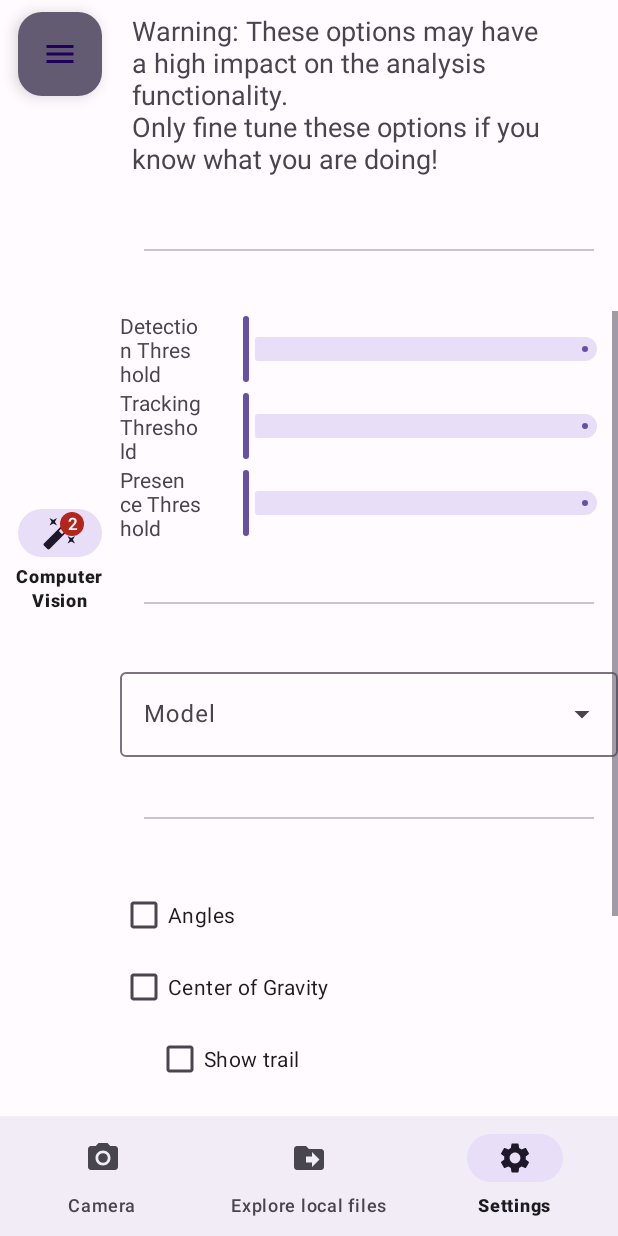
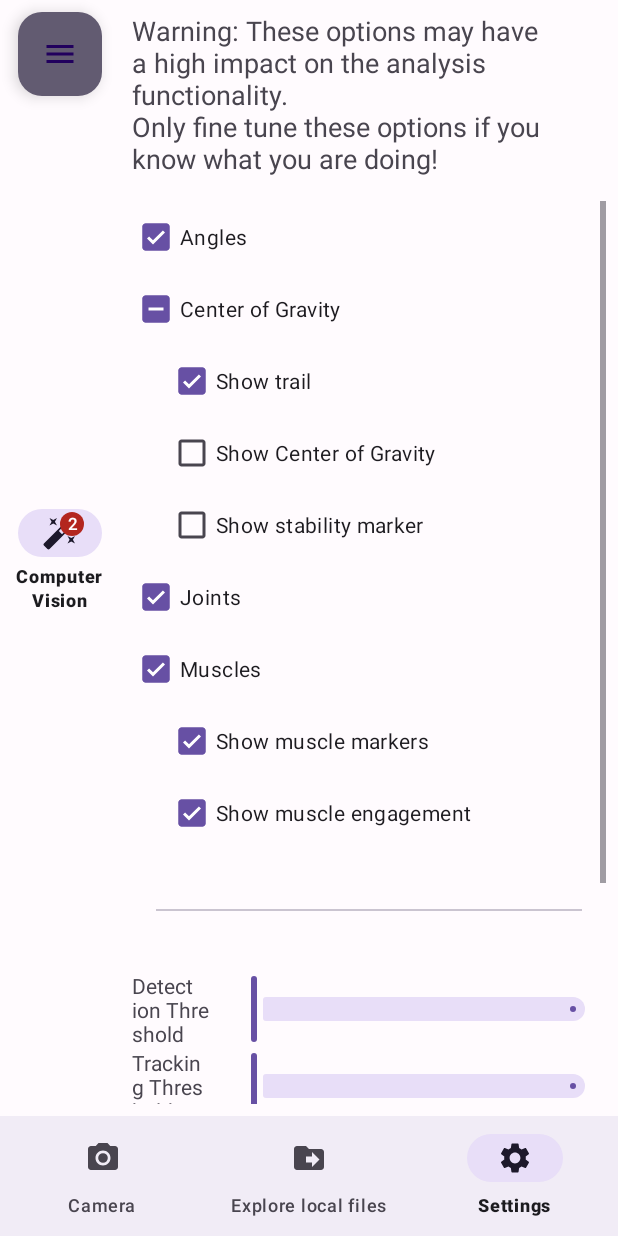
Before and after one commit to EspylArva/climbing-muse-kotlin, an Android app: the SettingsFragment screen opened through its navigation route, on a phone screen of 412 x 824 dp. Run offline under Robolectric (Android 15) with nearby library versions, the phone set to English and light mode, and no system bars; our stand-ins replace Timber, data binding, navigation-ui; libraries missing offline, so code that uses them is left out: androidx.camera.core, androidx.camera.lifecycle, com.google.mediapipe.tasks; 12 statements that could not run were skipped.

Commit message:
Managing all checkboxes options as two way bindings.

```diff
--- a/app/src/main/java/com/iteration/climbingmuse/ui/MaterialViewHelper.kt
+++ b/app/src/main/java/com/iteration/climbingmuse/ui/MaterialViewHelper.kt
@@ -34,6 +34,8 @@ class MaterialViewHelper {
             for (child in childrenCheckBoxes) {
                 (child as MaterialCheckBox).addOnCheckedStateChangedListener(childOnCheckedStateChangedListener)
             }
+
+            this.setParentState(childrenCheckBoxes, parentOnCheckedStateChangedListener)
         }
 
         private fun MaterialCheckBox.setParentState(childrenCheckBoxes: Sequence<CheckBox>, parentOnCheckedStateChangedListener: MaterialCheckBox.OnCheckedStateChangedListener) {
--- a/app/src/main/java/com/iteration/climbingmuse/ui/settings/ComputerVisionSettingsFragment.kt
+++ b/app/src/main/java/com/iteration/climbingmuse/ui/settings/ComputerVisionSettingsFragment.kt
@@ -17,6 +17,7 @@ import com.google.android.material.textfield.TextInputLayout
 import com.iteration.climbingmuse.R
 import com.iteration.climbingmuse.analysis.PoseLandmarkerHelper
 import com.iteration.climbingmuse.databinding.FragmentComputerVisionSettingsBinding
+import com.iteration.climbingmuse.ui.MaterialViewHelper
 import com.iteration.climbingmuse.ui.MaterialViewHelper.Companion.setSubCheckboxes
 
 class ComputerVisionSettingsFragment : Fragment() {
@@ -44,12 +45,29 @@ class ComputerVisionSettingsFragment : Fragment() {
     override fun onResume() {
         super.onResume()
         setupDropdown(binding.menuModel)
+        setupCheckboxes()
     }
 
     private fun setupDropdown(modelDropdown: MaterialAutoCompleteTextView) {
         modelDropdown.setSimpleItems(R.array.models_spinner_titles)
     }
 
+    @SuppressWarnings("unchecked")
+    private fun setupCheckboxes() {
+        //val angles = binding.checkAngleDecorator
+
+        val centerOfGravity = binding.checkGravityCenterDecorator
+        val cogChildren = binding.cogSubchecksContainer.children as Sequence<MaterialCheckBox>
+        centerOfGravity.setSubCheckboxes(cogChildren)
+
+        //val joints = binding.checkJointDecorator
+
+        val muscles = binding.checkMuscleDecorator
+        val musclesChildren = binding.musclesSubchecksContainer.children as Sequence<MaterialCheckBox>
+        muscles.setSubCheckboxes(musclesChildren)
+    }
+
+
     override fun onDestroyView() {
         super.onDestroyView()
         _binding = null
--- a/app/src/main/java/com/iteration/climbingmuse/ui/settings/SettingsViewModel.kt
+++ b/app/src/main/java/com/iteration/climbingmuse/ui/settings/SettingsViewModel.kt
@@ -1,12 +1,14 @@
 package com.iteration.climbingmuse.ui.settings
 
 import androidx.databinding.Bindable
+import androidx.databinding.InverseMethod
 import androidx.databinding.Observable
 import androidx.databinding.ObservableInt
 import androidx.databinding.PropertyChangeRegistry
 import androidx.lifecycle.LiveData
 import androidx.lifecycle.MutableLiveData
 import androidx.lifecycle.ViewModel
+import com.google.android.material.checkbox.MaterialCheckBox
 import com.iteration.climbingmuse.analysis.PoseLandmarkerHelper
 import com.iteration.climbingmuse.analysis.PoseLandmarkerHelper.Companion.MODEL_POSE_LANDMARKER_FULL
 import com.iteration.climbingmuse.analysis.PoseLandmarkerHelper.Companion.MODEL_POSE_LANDMARKER_HEAVY
@@ -18,6 +20,25 @@ class SettingsViewModel : ViewModel(), Observable {
 
     @Bindable
     val model = MutableLiveData<String>().apply { value = MODEL_POSE_LANDMARKER_FULL }
+
+    // Angle options
+    @Bindable
+    val showAngles = MutableLiveData<Boolean>().apply { value = true }
+    // Center of Gravity options
+    @Bindable
+    val showCOGTrail = MutableLiveData<Boolean>().apply { value = true }
+    @Bindable
+    val showCOGMarker = MutableLiveData<Boolean>().apply { value = false }
+    @Bindable
+    val showBalanceMarker = MutableLiveData<Boolean>().apply { value = false }
+    // Joints options
+    @Bindable
+    val showJointMarkers = MutableLiveData<Boolean>().apply { value = true }
+    // Muscles options
+    @Bindable
+    val showMuscleMarkers = MutableLiveData<Boolean>().apply { value = true }
+    @Bindable
+    val showMuscleEngagement = MutableLiveData<Boolean>().apply { value = true }
 //    val
 
     private var _delegate: Int = PoseLandmarkerHelper.DELEGATE_CPU
@@ -63,5 +84,42 @@ class SettingsViewModel : ViewModel(), Observable {
     }
 
 
+    object MaterialCheckBoxConverter {
+
+        enum class State {
+            indeterminate,
+            checked,
+            unchecked
+        }
+
+
+        @InverseMethod("stringToState")
+        @JvmStatic
+        fun stateToString(state: Int) : State {
+            return when(state) {
+                MaterialCheckBox.STATE_CHECKED -> State.checked
+                MaterialCheckBox.STATE_INDETERMINATE -> State.indeterminate
+                MaterialCheckBox.STATE_UNCHECKED -> State.unchecked
+                else -> {
+                    Timber.e("State [%s] should not exist", state)
+                    return State.indeterminate
+                }
+            }
+        }
+
+        @JvmStatic
+        fun stringToState(state: String) : Int {
+            return when(state) {
+                "checked" -> MaterialCheckBox.STATE_CHECKED
+                "indeterminate" -> MaterialCheckBox.STATE_INDETERMINATE
+                "unchecked" -> MaterialCheckBox.STATE_UNCHECKED
+                else -> {
+                    Timber.e("State [%s] should not exist", state)
+                    return MaterialCheckBox.STATE_INDETERMINATE
+                }
+            }
+
+        }
+    }
 
 }
--- a/app/src/main/res/layout/fragment_computer_vision_settings.xml
+++ b/app/src/main/res/layout/fragment_computer_vision_settings.xml
@@ -9,7 +9,8 @@
         <variable
             name="viewmodel"
             type="com.iteration.climbingmuse.ui.settings.SettingsViewModel"/>
-
+        <import
+            type="com.iteration.climbingmuse.ui.settings.SettingsViewModel.MaterialCheckBoxConverter"/>
     </data>
 
     <LinearLayout
@@ -24,22 +25,112 @@
             android:textSize="@dimen/medium_text"
             android:padding="@dimen/default_padding"/>
 
-        <com.google.android.material.divider.MaterialDivider
-            android:layout_width="match_parent"
-            android:layout_height="wrap_content"
-            android:layout_marginTop="@dimen/big_padding"
-            android:layout_marginBottom="@dimen/big_padding"
-            app:dividerThickness="1dp"
-            app:dividerInsetStart="16dp"
-            app:dividerInsetEnd="16dp"/>
-
         <ScrollView
             android:layout_width="match_parent"
-            android:layout_height="match_parent">
+            android:layout_height="match_parent"
+            android:padding="@dimen/default_padding">
             <LinearLayout
                 android:layout_height="wrap_content"
                 android:layout_width="match_parent"
                 android:orientation="vertical">
+
+                <LinearLayout
+                    android:id="@+id/main_options_container"
+                    android:layout_width="match_parent"
+                    android:layout_height="match_parent"
+                    android:orientation="vertical">
+                    <com.google.android.material.checkbox.MaterialCheckBox
+                        android:id="@+id/check_angle_decorator"
+                        android:layout_width="wrap_content"
+                        android:layout_height="wrap_content"
+                        android:checked="@={viewmodel.showAngles}"
+                        android:text="Angles"
+                        tools:checked="true"/>
+                    <com.google.android.material.checkbox.MaterialCheckBox
+                        android:id="@+id/check_gravity_center_decorator"
+                        android:layout_width="wrap_content"
+                        android:layout_height="wrap_content"
+                        android:text="Center of Gravity"
+                        tools:checkedState="indeterminate"/>
+                    <LinearLayout
+                        android:id="@+id/cog_subchecks_container"
+                        android:layout_width="match_parent"
+                        android:layout_height="wrap_content"
+                        android:layout_marginStart="@dimen/subcheckbox_margin"
+                        android:orientation="vertical">
+
+                        <CheckBox
+                            android:id="@+id/check_gravity_center_trail"
+                            android:layout_width="match_parent"
+                            android:layout_height="wrap_content"
+                            android:checked="@={viewmodel.showCOGTrail}"
+                            android:text="Show trail"
+                            tools:checked="true"/>
+
+                        <CheckBox
+                            android:id="@+id/check_gravity_center_marker"
+                            android:layout_width="match_parent"
+                            android:layout_height="wrap_content"
+                            android:checked="@={viewmodel.showCOGMarker}"
+                            android:text="Show Center of Gravity"
+                            tools:checked="false"/>
+
+                        <CheckBox
+                            android:id="@+id/check_stability_marker"
+                            android:layout_width="match_parent"
+                            android:layout_height="wrap_content"
+                            android:checked="@={viewmodel.showBalanceMarker}"
+                            android:text="Show stability marker"
+                            tools:checked="false"/>
+                    </LinearLayout>
+                    <com.google.android.material.checkbox.MaterialCheckBox
+                        android:id="@+id/check_joint_decorator"
+                        android:layout_width="wrap_content"
+                        android:layout_height="wrap_content"
+                        android:checked="@={viewmodel.showJointMarkers}"
+                        android:text="Joints"
+                        tools:checked="true"/>
+                    <com.google.android.material.checkbox.MaterialCheckBox
+                        android:id="@+id/check_muscle_decorator"
+                        android:layout_width="wrap_content"
+                        android:layout_height="wrap_content"
+                        android:checked="false"
+                        android:text="Muscles"
+                        tools:checkedState="checked"/>
+                    <LinearLayout
+                        android:id="@+id/muscles_subchecks_container"
+                        android:layout_width="match_parent"
+                        android:layout_height="wrap_content"
+                        android:layout_marginStart="@dimen/subcheckbox_margin"
+                        android:orientation="vertical">
+
+                        <CheckBox
+                            android:id="@+id/check_muscle_marker"
+                            android:layout_width="match_parent"
+                            android:layout_height="wrap_content"
+                            android:checked="@={viewmodel.showMuscleMarkers}"
+                            android:text="Show muscle markers"
+                            tools:checked="true"/>
+
+                        <CheckBox
+                            android:id="@+id/check_muscle_engagement"
+                            android:layout_width="match_parent"
+                            android:layout_height="wrap_content"
+                            android:checked="@={viewmodel.showMuscleEngagement}"
+                            android:text="Show muscle engagement"
+                            tools:checked="true"/>
+                    </LinearLayout>
+                </LinearLayout>
+
+                <com.google.android.material.divider.MaterialDivider
+                    android:layout_width="match_parent"
+                    android:layout_height="wrap_content"
+                    android:layout_marginTop="@dimen/big_padding"
+                    android:layout_marginBottom="@dimen/big_padding"
+                    app:dividerThickness="1dp"
+                    app:dividerInsetStart="16dp"
+                    app:dividerInsetEnd="16dp"/>
+
                 <LinearLayout
                     android:id="@+id/container_detection_setting"
                     android:layout_width="match_parent"
@@ -128,75 +219,6 @@
                         android:layout_height="wrap_content"
                         android:inputType="none"/>
                 </com.google.android.material.textfield.TextInputLayout>
-
-                <com.google.android.material.divider.MaterialDivider
-                    android:layout_width="match_parent"
-                    android:layout_height="wrap_content"
-                    android:layout_marginTop="@dimen/big_padding"
-                    android:layout_marginBottom="@dimen/big_padding"
-                    app:dividerThickness="1dp"
-                    app:dividerInsetStart="16dp"
-                    app:dividerInsetEnd="16dp"/>
-
-                <LinearLayout
-                    android:id="@+id/main_options_container"
-                    android:layout_width="match_parent"
-                    android:layout_height="match_parent"
-                    android:orientation="vertical">
-                    <com.google.android.material.checkbox.MaterialCheckBox
-                        android:id="@+id/check_angle_decorator"
-                        android:layout_width="wrap_content"
-                        android:layout_height="wrap_content"
-                        android:checked="false"
-                        android:text="Angles"/>
-                    <com.google.android.material.checkbox.MaterialCheckBox
-                        android:id="@+id/check_gravity_center_decorator"
-                        android:layout_width="wrap_content"
-                        android:layout_height="wrap_content"
-                        android:checked="false"
-                        android:text="Center of Gravity"/>
-                    <LinearLayout
-                        android:id="@+id/cog_subchecks_container"
-                        android:layout_width="match_parent"
-                        android:layout_height="wrap_content"
-                        android:layout_marginStart="@dimen/subcheckbox_margin"
-                        android:orientation="vertical">
-
-                        <CheckBox
-                            android:id="@+id/checkbox_child_1"
-                            android:layout_width="match_parent"
-                            android:layout_height="wrap_content"
-                            android:text="Show trail"/>
-
-                        <CheckBox
-                            android:id="@+id/checkbox_child_2"
-                            android:layout_width="match_parent"
-                            android:layout_height="wrap_content"
-                            android:text="Show Center of Gravity"/>
-
-                        <CheckBox
-                            android:id="@+id/checkbox_child_3"
-                            android:layout_width="match_parent"
-                            android:layout_height="wrap_content"
-                            android:text="Show stability marker"/>
-                    </LinearLayout>
-                    <com.google.android.material.checkbox.MaterialCheckBox
-                        android:id="@+id/check_joint_decorator"
-                        android:layout_width="wrap_content"
-                        android:layout_height="wrap_content"
-                        android:checked="false"
-                        android:text="Joints"/>
-                    <com.google.android.material.checkbox.MaterialCheckBox
-                        android:id="@+id/check_muscle_engagement"
-                        android:layout_width="wrap_content"
-                        android:layout_height="wrap_content"
-                        android:checked="false"
-                        android:text="Muscles"/>
-
-                </LinearLayout>
-
-
-
             </LinearLayout>
         </ScrollView>
     </LinearLayout>
```
